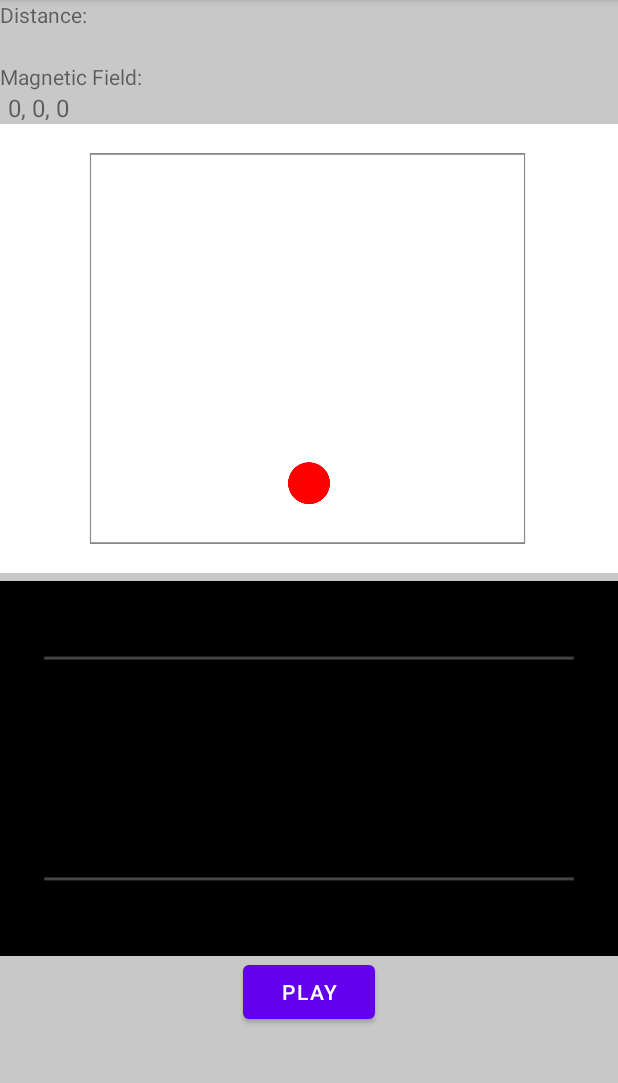
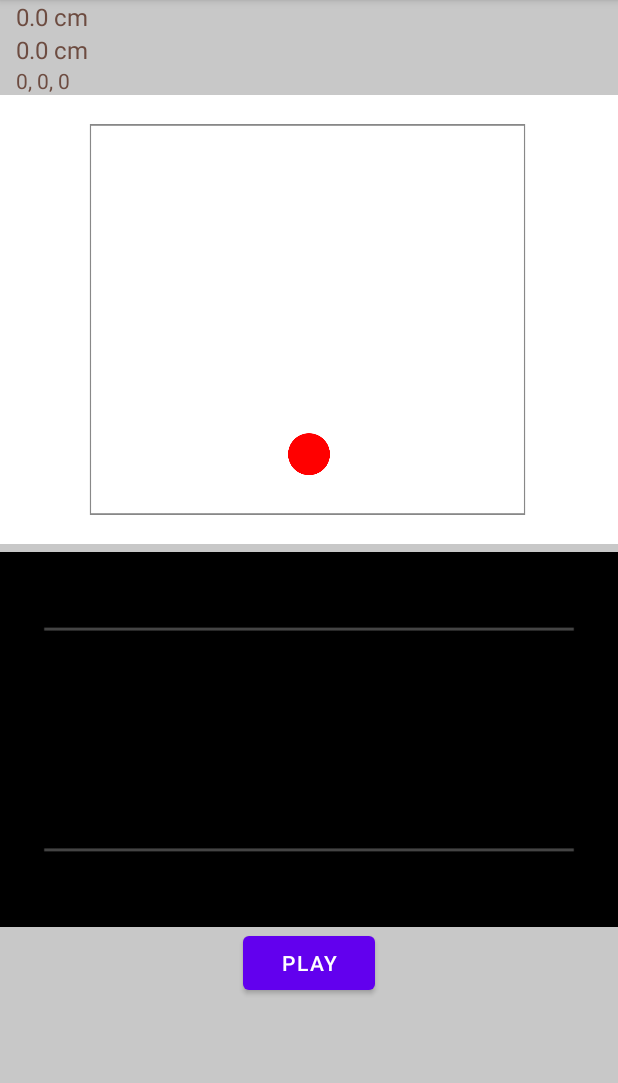
Before and after one commit to HalilIbrahimKeser/Project1_Sound_Based_Room_Mapper, an Android app: the screen it shows after launch (MainActivity), on a phone screen of 412 x 824 dp, the part 84-1167 px from its top. Run offline under Robolectric (Android 15) with nearby library versions, the phone set to English and light mode, and no system bars.

Commit message:
lagt inn proximity

```diff
--- a/app/src/main/java/com/example/projectsoundbasedroommapper/SoundBasedMapperFragment.java
+++ b/app/src/main/java/com/example/projectsoundbasedroommapper/SoundBasedMapperFragment.java
@@ -20,15 +20,6 @@ import android.media.MediaRecorder;
 import android.media.ToneGenerator;
 import android.os.AsyncTask;
 import android.os.Bundle;
-
-import androidx.activity.result.ActivityResultLauncher;
-import androidx.activity.result.contract.ActivityResultContracts;
-import androidx.annotation.NonNull;
-import androidx.annotation.Nullable;
-import androidx.core.app.ActivityCompat;
-import androidx.core.content.ContextCompat;
-import androidx.fragment.app.Fragment;
-
 import android.os.Handler;
 import android.os.Looper;
 import android.util.Log;
@@ -39,6 +30,14 @@ import android.widget.Button;
 import android.widget.ImageView;
 import android.widget.TextView;
 import android.widget.Toast;
+
+import androidx.activity.result.ActivityResultLauncher;
+import androidx.activity.result.contract.ActivityResultContracts;
+import androidx.annotation.NonNull;
+import androidx.annotation.Nullable;
+import androidx.core.app.ActivityCompat;
+import androidx.core.content.ContextCompat;
+import androidx.fragment.app.Fragment;
 
 import com.example.projectsoundbasedroommapper.classes.RoomView;
 import com.example.projectsoundbasedroommapper.classes.SoundGraphView;
@@ -54,32 +53,21 @@ import java.text.SimpleDateFormat;
 import java.util.ArrayList;
 import java.util.Collections;
 import java.util.Date;
-import java.util.Objects;
 import java.util.Timer;
 import java.util.TimerTask;
 
 public class SoundBasedMapperFragment extends Fragment implements SensorEventListener {
 
     private SensorManager mSensorManager;
-    private Sensor mMagneticFieldSensor;
-    private Sensor mAccelerometerSensor;
-    private Sensor mProximitySensor;
+
     private final float[] accelerometerReading = new float[3];
     private final float[] magnetometerReading = new float[3];
     private final float[] proximityReading = new float[1];
-    private final float[] rotationMatrix = new float[9];
-    private final float[] orientationAngles = new float[3];
-
-    float[] mGravity;
-    float[] mGeomagnetic;
-
-    private Sensor accelerometer;
-    private Sensor magneticField;
-    private Sensor proximity;
 
     private Canvas roomCanvas;
     private TextView tvDistance;
-    private TextView tvOrientationAngles;
+    private TextView tvMagneticFieldAngles;
+    private TextView tvDistanceLightProximity;
     private TextView tvDirection;
     private ImageView ivRoom;
     private ImageView ivGraph;
@@ -98,14 +86,14 @@ public class SoundBasedMapperFragment extends Fragment implements SensorEventLis
     private SoundGraphView soundGraphView;
     private MediaPlayer recordedMediaPlayer;
     private ToneGenerator tone;
-    private int blockSize = 256; //for fft
+    private final int blockSize = 256; //for fft
 
     File fileSpike;
     FileWriter streamSpike;
-    private static String pathSpikeMaxValue = null;
     private static final String FILE_NAME_SPIKE = "fileNameSpikeMaxValue.txt";
 
-    private RealDoubleFFT fft; //Class Source: https://github.com/bewantbe/audio-analyzer-for-android
+    //Source: https://stackoverflow.com/questions/5511250/capturing-sound-for-analysis-and-visualizing-frequencies-in-android
+    private RealDoubleFFT fft;
     int frequency = 8000;
     int channelConfiguration = AudioFormat.CHANNEL_IN_MONO;
     int audioEncoding = AudioFormat.ENCODING_PCM_16BIT;
@@ -118,8 +106,7 @@ public class SoundBasedMapperFragment extends Fragment implements SensorEventLis
     }
 
     public static SoundBasedMapperFragment newInstance() {
-        SoundBasedMapperFragment fragment = new SoundBasedMapperFragment();
-        return fragment;
+        return new SoundBasedMapperFragment();
     }
 
     @Override
@@ -141,34 +128,36 @@ public class SoundBasedMapperFragment extends Fragment implements SensorEventLis
     @Override
     public void onResume() {
         super.onResume();
-        accelerometer = mSensorManager.getDefaultSensor(Sensor.TYPE_ACCELEROMETER);
+        Sensor accelerometer = mSensorManager.getDefaultSensor(Sensor.TYPE_ACCELEROMETER);
         if (accelerometer != null) {
-            mSensorManager.registerListener(this, accelerometer, mSensorManager.SENSOR_DELAY_NORMAL);
+            mSensorManager.registerListener(this, accelerometer, SensorManager.SENSOR_DELAY_NORMAL);
         }
-        magneticField = mSensorManager.getDefaultSensor(Sensor.TYPE_MAGNETIC_FIELD);
+        Sensor magneticField = mSensorManager.getDefaultSensor(Sensor.TYPE_MAGNETIC_FIELD);
         if (magneticField != null) {
-            mSensorManager.registerListener(this, magneticField, mSensorManager.SENSOR_DELAY_NORMAL);
+            mSensorManager.registerListener(this, magneticField, SensorManager.SENSOR_DELAY_NORMAL);
         }
-        proximity = mSensorManager.getDefaultSensor(Sensor.TYPE_PROXIMITY);
+        Sensor proximity = mSensorManager.getDefaultSensor(Sensor.TYPE_PROXIMITY);
         if (proximity != null) {
-            mSensorManager.registerListener(this, proximity, mSensorManager.SENSOR_DELAY_NORMAL);
+            mSensorManager.registerListener(this, proximity, SensorManager.SENSOR_DELAY_NORMAL);
         }
     }
 
     @Override
     public void onViewCreated(@NonNull View view, @Nullable Bundle savedInstanceState) {
+
         super.onViewCreated(view, savedInstanceState);
         handler = new Handler(Looper.getMainLooper());
         btSoundPlayer = view.findViewById(R.id.playSound);
 
         fft = new RealDoubleFFT(blockSize);
 
-        pathSpikeMaxValue = requireContext().getFilesDir().getAbsolutePath();
+        String pathSpikeMaxValue = requireContext().getFilesDir().getAbsolutePath();
         fileSpike = new File(pathSpikeMaxValue, FILE_NAME_SPIKE);
 
         boolean hasMic = checkMicAvailability();
         mSensorManager = (SensorManager) requireActivity().getSystemService(Context.SENSOR_SERVICE);
-        tvOrientationAngles = view.findViewById(R.id.tvOrientationAngles);
+        tvMagneticFieldAngles = view.findViewById(R.id.tvMagneticFieldAngles);
+        tvDistanceLightProximity = view.findViewById(R.id.tvDistanceLightProximity);
         tvDistance = view.findViewById(R.id.tvDistance);
         tvDirection = view.findViewById(R.id.tvDirection);
 
@@ -207,8 +196,8 @@ public class SoundBasedMapperFragment extends Fragment implements SensorEventLis
     }
 
     @SuppressLint("StaticFieldLeak")
-    //Source: https://stackoverflow.com/questions/5511250/capturing-sound-for-analysis-and-visualizing-frequencies-in-android
     private class RecordAudio extends AsyncTask<Void, double[], Void> {
+        //Source: https://stackoverflow.com/questions/5511250/capturing-sound-for-analysis-and-visualizing-frequencies-in-android
         @Override
         protected Void doInBackground(Void... arg0) {
 
@@ -250,12 +239,7 @@ public class SoundBasedMapperFragment extends Fragment implements SensorEventLis
                         if (i > 39 && i < 51) {
                             frequency40.add(toTransform[i]*100);
                         }
-                        /*if (i > 69 && i < 81) {
-                            frequency70.add(toTransform[i]*100);
-                        }*/
                         graphCoordinates.add(coordinate);
-
-                        //Log.d("FFT value" + i + ": ", String.valueOf(toTransform[i] * 100));
                     }
                     double max40 = Collections.max(frequency40); //spike i 40 området, brukes til kalibrering, lagres med distanseverdi
                     fftAverageHolder.add(max40);
@@ -268,9 +252,7 @@ public class SoundBasedMapperFragment extends Fragment implements SensorEventLis
                     }
                     soundGraphView.setGraphCoordinates(graphCoordinates);
                 }
-
                 audioRecord.stop();
-
             } catch (Throwable t) {
                 t.printStackTrace();
                 Log.e("AudioRecord", "Recording Failed");
@@ -300,12 +282,8 @@ public class SoundBasedMapperFragment extends Fragment implements SensorEventLis
     }
 
     public boolean checkMicAvailability() {
-        if (requireActivity().getApplicationContext().getPackageManager().hasSystemFeature(
-                PackageManager.FEATURE_MICROPHONE)) {
-            return true;
-        } else {
-            return false;
-        }
+        return requireActivity().getApplicationContext().getPackageManager().hasSystemFeature(
+                PackageManager.FEATURE_MICROPHONE);
     }
 
     //Source: https://developer.android.com/training/permissions/requesting#java
@@ -390,8 +368,8 @@ public class SoundBasedMapperFragment extends Fragment implements SensorEventLis
                 System.arraycopy(sensorEvent.values, 0, magnetometerReading,
                         0, magnetometerReading.length);
                 @SuppressLint("DefaultLocale")
-                String sensorResultMagneticFields = String.format("North: %.3f , East: %.3f , Up: %.3f ", magnetometerReading[0], magnetometerReading[1], magnetometerReading[2]);
-                tvOrientationAngles.setText(sensorResultMagneticFields);
+                String sensorResultMagneticFields = String.format("Magnetic Field: North: %.2f , East: %.2f , Up: %.2f ", magnetometerReading[0], magnetometerReading[1], magnetometerReading[2]);
+                tvMagneticFieldAngles.setText(sensorResultMagneticFields);
             case Sensor.TYPE_ACCELEROMETER:
                 System.arraycopy(sensorEvent.values, 0, accelerometerReading,
                         0, accelerometerReading.length);
@@ -399,33 +377,12 @@ public class SoundBasedMapperFragment extends Fragment implements SensorEventLis
                 if (sensorEvent.values[0] != 0.0f) {
                     proximityReading[0] = sensorEvent.values[0];
                 }
-
         }
-        //updateOrientationAngles();
     }
 
     @Override
     public void onAccuracyChanged(Sensor sensor, int i) {
-
     }
-
-    /*public void updateOrientationAngles() {
-        SensorManager.getRotationMatrix(rotationMatrix, null,
-                accelerometerReading, magnetometerReading);
-
-        SensorManager.getOrientation(rotationMatrix, orientationAngles);
-        String sensorOrientationFields = String.format("Azimuth: %.3f , Pitch: %.3f , Roll: %.3f ", orientationAngles[0], orientationAngles[1], orientationAngles[2]);
-        tvOrientationAngles.setText(sensorOrientationFields);
-
-
-        for (int i = 0; i < orientationAngles.length; i++) {
-            if (i != 2) {
-                tvOrientationAngles.append(i + ": " + orientationAngles[i] + ", ");
-            } else {
-                tvOrientationAngles.append(i + ": " + orientationAngles[i]);
-            }
-        }
-    }*/
 
     public void startDrawing() {
         if (timer == null) {
@@ -472,7 +429,10 @@ public class SoundBasedMapperFragment extends Fragment implements SensorEventLis
 
     @SuppressLint("SetTextI18n")
     private void updateDistanceText(double distance) {
-        tvDistance.setText(distance + "");
+        String stringDistanceSound = String.format("Sound distance: %.3f cm", distance);
+        String stringDistanceLight = String.format("Light distance: %.3f cm", proximityReading[0]);
+        tvDistanceLightProximity.setText(stringDistanceSound);
+        tvDistance.setText(stringDistanceLight);
     }
 
     public void drawGraph() {
@@ -482,8 +442,9 @@ public class SoundBasedMapperFragment extends Fragment implements SensorEventLis
         ivGraph.setImageBitmap(bmGraph);
     }
 
-    //hardcoded based on calibration curve that is made with a trendline in Excel
     private double calculateDistance(double fft ){
+        //hardcoded based on calibration curve that is made with a trendline in Excel
+
         //based on frequency in area 40, power equation based on calibration values
         //x = 0.0007y^2 - 0.0601y + 12.151
         //get x = distance
--- a/app/src/main/res/layout/fragment_sound_based_mapper.xml
+++ b/app/src/main/res/layout/fragment_sound_based_mapper.xml
@@ -18,7 +18,7 @@
 
             <LinearLayout
                 android:layout_width="match_parent"
-                android:layout_height="match_parent"
+                android:layout_height="wrap_content"
                 android:orientation="vertical">
 
                 <LinearLayout
@@ -26,24 +26,23 @@
                     android:layout_height="wrap_content"
                     android:orientation="horizontal"
                     android:weightSum="4">
+
                     <LinearLayout
-                        android:layout_width="fill_parent"
+                        android:layout_width="389dp"
                         android:layout_height="wrap_content"
-                        android:orientation="vertical"
-                        android:layout_weight="1">
-                        <TextView
-                            android:id="@+id/tvRotationLabel"
-                            android:layout_width="match_parent"
-                            android:layout_height="wrap_content"
-                            android:text="@string/distance"
-                            android:textSize="14sp" />
+                        android:layout_marginStart="5dp"
+                        android:layout_marginEnd="5dp"
+                        android:layout_weight="1"
+                        android:orientation="vertical">
 
                         <TextView
                             android:id="@+id/tvDistance"
-                            android:layout_width="wrap_content"
+                            android:layout_width="match_parent"
                             android:layout_height="wrap_content"
                             android:paddingStart="5dp"
                             android:paddingEnd="5dp"
+                            android:text="@string/notmeasured"
+                            android:textColor="#6D4C41"
                             android:textSize="16sp" />
                     </LinearLayout>
                     <TextView
@@ -58,20 +57,28 @@
 
 
                 <TextView
-                    android:id="@+id/tvMagneticFieldLabel"
+                    android:id="@+id/tvDistanceLightProximity"
                     android:layout_width="wrap_content"
                     android:layout_height="wrap_content"
-                    android:text="@string/magnetic_field"
-                    android:textSize="14sp" />
+                    android:layout_marginStart="5dp"
+                    android:layout_marginEnd="5dp"
+                    android:paddingStart="5dp"
+                    android:paddingEnd="5dp"
+                    android:text="@string/notmeasured"
+                    android:textColor="#6D4C41"
+                    android:textSize="16sp" />
 
                 <TextView
-                    android:id="@+id/tvOrientationAngles"
+                    android:id="@+id/tvMagneticFieldAngles"
                     android:layout_width="wrap_content"
                     android:layout_height="wrap_content"
+                    android:layout_marginStart="5dp"
+                    android:layout_marginEnd="5dp"
                     android:paddingStart="5dp"
                     android:paddingEnd="5dp"
-                    android:text="@string/_0_0_0"
-                    android:textSize="16sp" />
+                    android:text="@string/zerovalues"
+                    android:textColor="#6D4C41"
+                    android:textSize="14sp" />
             </LinearLayout>
 
 
--- a/app/src/main/res/values/strings.xml
+++ b/app/src/main/res/values/strings.xml
@@ -2,7 +2,8 @@
     <string name="app_name">Project Sound Based Room Mapper</string>
 
     <string name="play">Play</string>
-    <string name="_0_0_0">0, 0, 0</string>
+    <string name="zerovalues">0, 0, 0</string>
+    <string name="notmeasured">0.0 cm</string>
     <string name="distance">Distance:</string>
     <string name="room">Room</string>
     <string name="graph">Graph</string>
```
